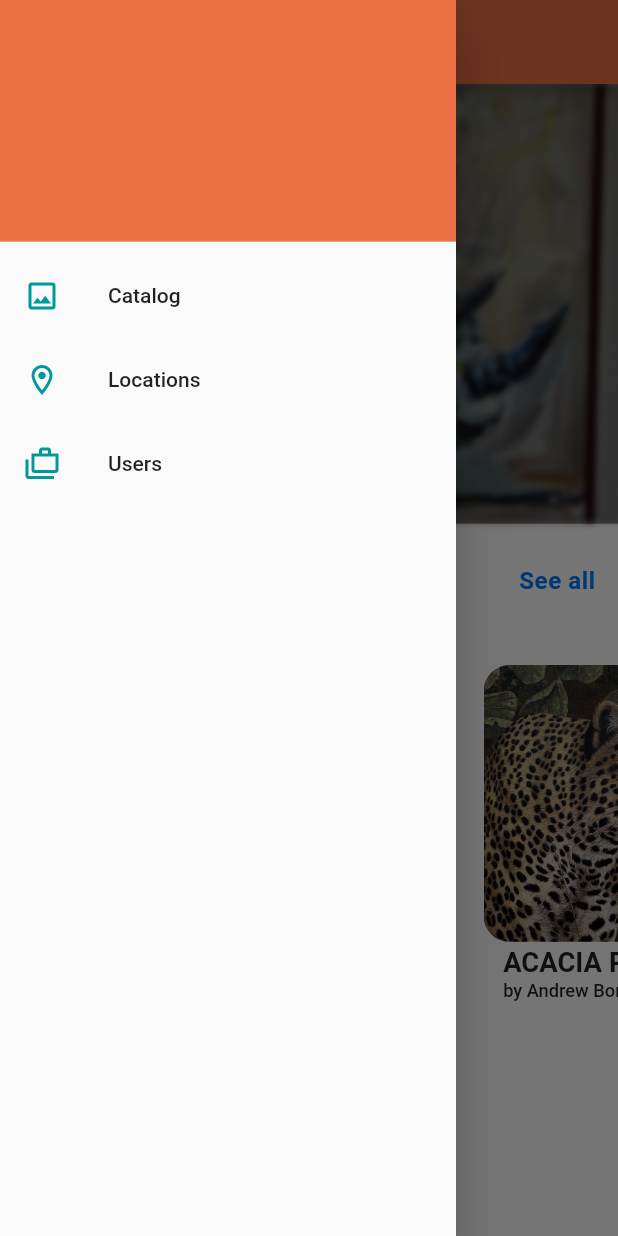
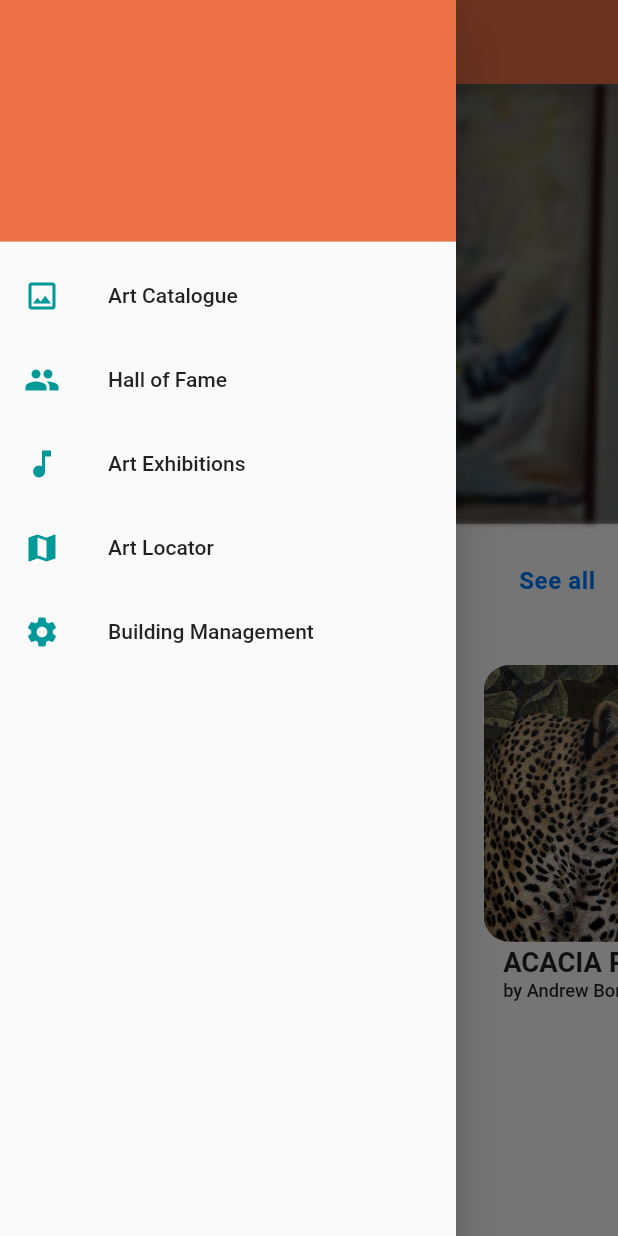
Before and after one commit to DigiPikasso/digi-pikasso-web, a Flutter app: the screen it shows after launch, with the side drawer open, on a phone screen of 412 x 824 dp. Run offline on Flutter 3.47's test engine with Material 2 defaults, Android fonts, the phone set to English and light mode, and no system bars; drawn by our look-alikes of auto_size_text, carousel_slider; our stand-ins replace bloc, dartz, equatable, flutter_bloc, flutter_svg, get_it and 4 more.

Commit message:
update listview drawer

```diff
--- a/lib/app.dart
+++ b/lib/app.dart
@@ -61,7 +61,7 @@
                 Icons.image_outlined,
                 color: Color(0xFF009999),
               ),
-              title: const Text('Catalog'),
+              title: const Text('Art Catalogue'),
               onTap: () {
                 Navigator.pop(context);
                 setState(() {
@@ -71,10 +71,10 @@
             ),
             ListTile(
               leading: Icon(
-                Icons.location_on_outlined,
+                Icons.people,
                 color: Color(0xFF009999),
               ),
-              title: const Text('Locations'),
+              title: const Text('Hall of Fame'),
               onTap: () {
                 Navigator.pop(context);
                 setState(() {
@@ -84,14 +84,40 @@
             ),
             ListTile(
               leading: Icon(
-                Icons.cases_outlined,
+                Icons.music_note,
                 color: Color(0xFF009999),
               ),
-              title: const Text('Users'),
+              title: const Text('Art Exhibitions'),
               onTap: () {
                 Navigator.pop(context);
                 setState(() {
                   selectedIndex = 2;
+                });
+              },
+            ),
+            ListTile(
+              leading: Icon(
+                Icons.map,
+                color: Color(0xFF009999),
+              ),
+              title: const Text('Art Locator'),
+              onTap: () {
+                Navigator.pop(context);
+                setState(() {
+                  selectedIndex = 4;
+                });
+              },
+            ),
+            ListTile(
+              leading: Icon(
+                Icons.settings,
+                color: Color(0xFF009999),
+              ),
+              title: const Text('Building Management'),
+              onTap: () {
+                Navigator.pop(context);
+                setState(() {
+                  selectedIndex = 3;
                 });
               },
             ),
@@ -110,7 +136,6 @@
     Center(
       child: Text('Users'),
     ),
-
   ];
 }
 
```
